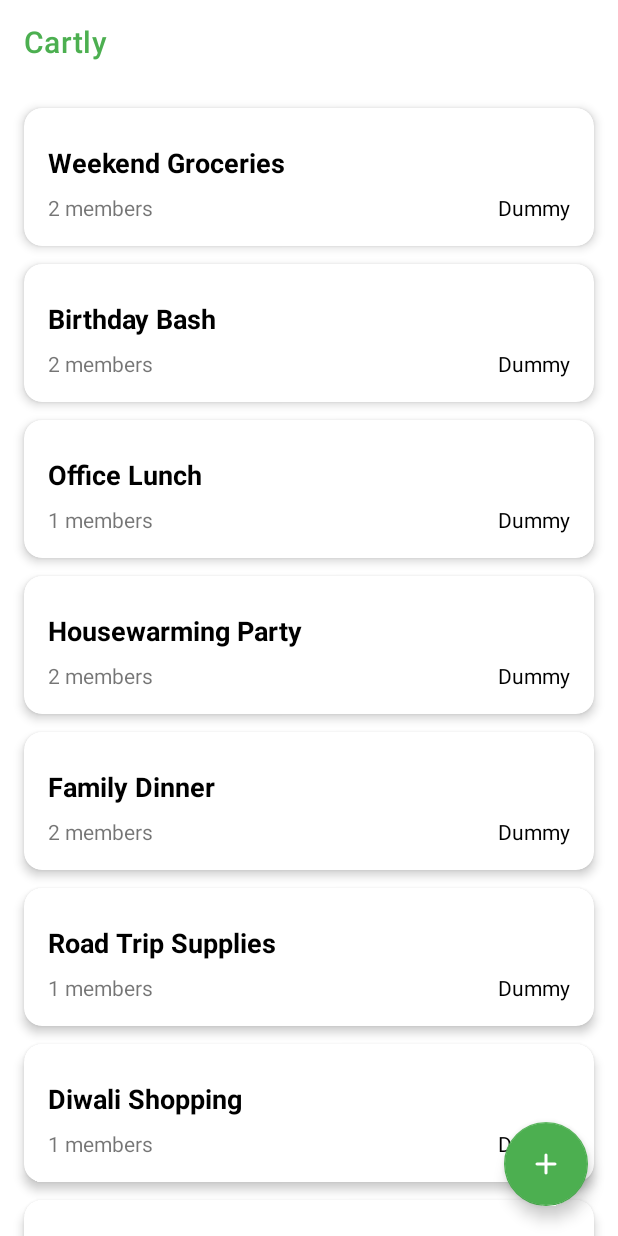
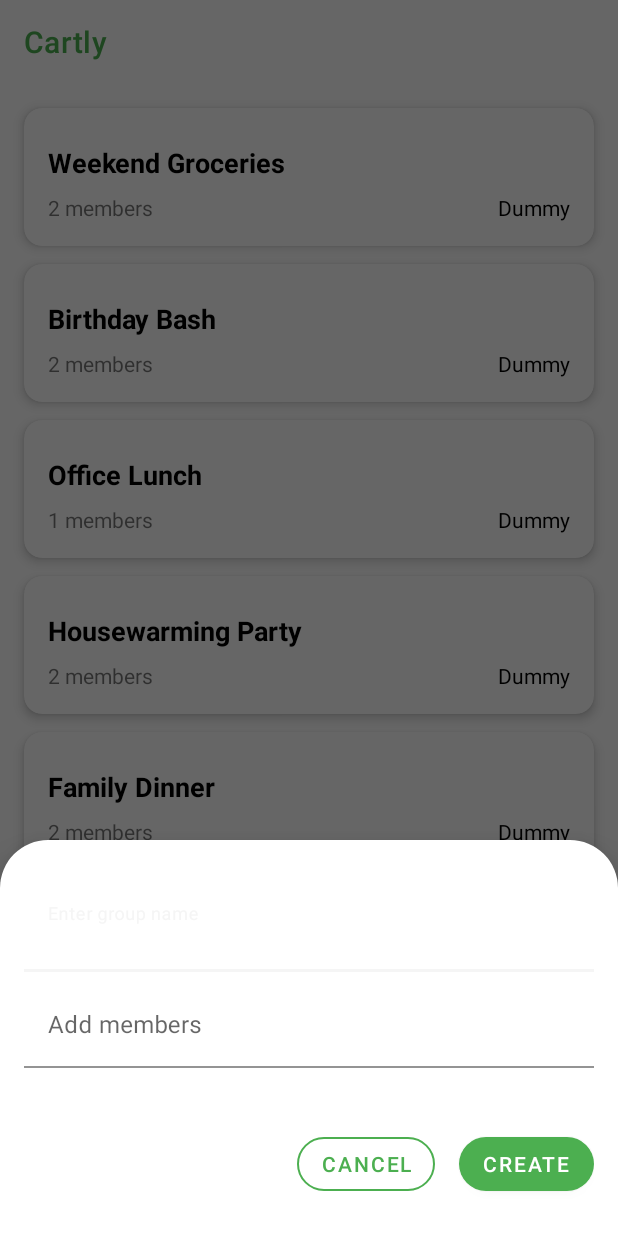
Before and after one commit to Priyanshu-git/Cartly-Android, an Android app: the screen it shows after launch (MainActivity), after a tap on "Add Group", on a phone screen of 412 x 824 dp. Run offline under Robolectric (Android 15) with nearby library versions, the phone set to English and light mode, and no system bars; our stand-ins replace Dagger/Hilt's generated code, Timber, data binding.

Commit message:
feat: Implement "Create Group" bottom sheet with email chip input
This commit introduces a "Create Group" feature, accessible via a new bottom sheet dialog. Users can input a group name and add members by typing their email addresses, which are then displayed as chips.

**Key changes:**

- **`NewGroupBottomSheet.kt`:**
    - New `BottomSheetDialogFragment` to handle group creation.
    - Input fields for group name and member emails.
    - Member emails are converted into chips (`MemberChipView`) upon entry (Enter, Space, or Comma).
    - Validates for empty group name, no members, invalid email format, and duplicate emails.
    - Calls an `onCreateGroup` lambda with the group name and member list upon successful creation.
    - Styled with `CustomBottomSheetDialogTheme` for rounded top corners.
- **`MemberChipView.kt`:**
    - New custom `Chip` view to display member emails.
    - Includes a close icon to remove members.
    - Customizable chip background, text, and close icon colors.
- **`GroupsListFragment.kt`:**
    - The "Add Group" FAB (`fabAddGroup`) now launches the `NewGroupBottomSheet`.

- **Resources:**
    - **Dimensions (`dimens.xml`):** New file added with standard spacing, text sizes, icon sizes, and corner radius values.
    - **Colors (`colors.xml`, `colors-night.xml`):**
        - Added new chip colors (background, text, close icon tint) for both light and dark themes.
    - **Drawables (`bottom_sheet_background.xml`):** Added a drawable for the bottom sheet background to achieve rounded top corners.
    - **Themes (`themes.xml`):**
        - Added `Widget.Cartly.Button.Primary` and `Widget.Cartly.Button.Secondary` for consistent button styling.
        - Added `CustomBottomSheetDialogTheme` and `CustomBottomSheetStyle` to style the bottom sheet.
- **Navigation (`navigation_main.xml`):**
    - Added `tools:layout` attributes to fragment definitions for better design-time visualization.

```diff
--- a/app/src/main/java/com/nexxlabs/cartly/main/dashboard/ui/GroupsListFragment.kt
+++ b/app/src/main/java/com/nexxlabs/cartly/main/dashboard/ui/GroupsListFragment.kt
@@ -60,7 +60,10 @@ class GroupsListFragment : Fragment() {
 
     private fun setupListeners() {
         binding.fabAddGroup.setOnClickListener {
-            Toast.makeText(requireContext(), "Add Group clicked", Toast.LENGTH_SHORT).show()
+            val bottomSheet = NewGroupBottomSheet { groupName, members ->
+                Toast.makeText(requireContext(), "Group created: $groupName", Toast.LENGTH_SHORT).show()
+            }
+            bottomSheet.show(childFragmentManager, "NewGroupBottomSheet")
         }
 
         binding.newGroupText.setOnClickListener {
@@ -85,17 +88,52 @@ class GroupsListFragment : Fragment() {
     }
 
     private fun mockGroups(): List<Group> = listOf(
-        Group("1", "Weekend Groceries", "2024-07-01", listOf(User("1", "", "John Doe"), User("2", "", "Jane Doe"))),
-        Group("2", "Birthday Bash", "2024-07-05", listOf(User("3", "", "Alice Smith"), User("4", "", "Bob Johnson"))),
+        Group(
+            "1",
+            "Weekend Groceries",
+            "2024-07-01",
+            listOf(User("1", "", "John Doe"), User("2", "", "Jane Doe"))
+        ),
+        Group(
+            "2",
+            "Birthday Bash",
+            "2024-07-05",
+            listOf(User("3", "", "Alice Smith"), User("4", "", "Bob Johnson"))
+        ),
         Group("3", "Office Lunch", "2024-07-07", listOf(User("5", "", "Charlie Brown"))),
-        Group("4", "Housewarming Party", "2024-07-10", listOf(User("6", "", "Diana Prince"), User("1", "", "John Doe"))),
-        Group("5", "Family Dinner", "2024-07-12", listOf(User("7", "", "Bruce Wayne"), User("8", "", "Clark Kent"))),
+        Group(
+            "4",
+            "Housewarming Party",
+            "2024-07-10",
+            listOf(User("6", "", "Diana Prince"), User("1", "", "John Doe"))
+        ),
+        Group(
+            "5",
+            "Family Dinner",
+            "2024-07-12",
+            listOf(User("7", "", "Bruce Wayne"), User("8", "", "Clark Kent"))
+        ),
         Group("6", "Road Trip Supplies", "2024-07-15", listOf(User("9", "", "Peter Parker"))),
         Group("7", "Diwali Shopping", "2024-07-18", listOf(User("10", "", "Natasha Romanoff"))),
         Group("8", "Grocery Split", "2024-07-19", listOf(User("11", "", "Steve Rogers"))),
-        Group("9", "Team Outing", "2024-07-20", listOf(User("12", "", "Tony Stark"), User("13", "", "Pepper Potts"))),
-        Group("10", "Roommates Kitchen List", "2024-07-21", listOf(User("14", "", "Stephen Strange"))),
-        Group("11", "Bachelors Party", "2024-07-22", listOf(User("15", "", "Thor Odinson"), User("16", "", "Loki Laufeyson"))),
+        Group(
+            "9",
+            "Team Outing",
+            "2024-07-20",
+            listOf(User("12", "", "Tony Stark"), User("13", "", "Pepper Potts"))
+        ),
+        Group(
+            "10",
+            "Roommates Kitchen List",
+            "2024-07-21",
+            listOf(User("14", "", "Stephen Strange"))
+        ),
+        Group(
+            "11",
+            "Bachelors Party",
+            "2024-07-22",
+            listOf(User("15", "", "Thor Odinson"), User("16", "", "Loki Laufeyson"))
+        ),
         Group("12", "Christmas Gifts", "2024-07-23", listOf(User("17", "", "Wanda Maximoff"))),
         Group("13", "Trip to Goa", "2024-07-24", listOf(User("18", "", "Scott Lang"))),
         Group("14", "Flat Essentials", "2024-07-25", listOf(User("19", "", "Hope Van Dyne"))),
--- /dev/null
+++ b/app/src/main/java/com/nexxlabs/cartly/main/dashboard/ui/NewGroupBottomSheet.kt
@@ -0,0 +1,114 @@
+
+package com.nexxlabs.cartly.main.dashboard.ui
+
+import android.os.Bundle
+import android.util.Patterns
+import android.view.LayoutInflater
+import android.view.View
+import android.view.ViewGroup
+import android.widget.Toast
+import com.google.android.material.bottomsheet.BottomSheetDialogFragment
+import com.nexxlabs.cartly.R
+import com.nexxlabs.cartly.databinding.DialogCreateGroupBinding
+
+class NewGroupBottomSheet(
+    private val onCreateGroup: (groupName: String, members: List<String>) -> Unit
+) : BottomSheetDialogFragment() {
+
+    private var _binding: DialogCreateGroupBinding? = null
+    private val binding get() = _binding!!
+
+    private val memberEmails = mutableListOf<String>()
+
+    override fun onCreateView(
+        inflater: LayoutInflater,
+        container: ViewGroup?,
+        savedInstanceState: Bundle?
+    ): View {
+        _binding = DialogCreateGroupBinding.inflate(inflater, container, false)
+        return binding.root
+    }
+
+    override fun onViewCreated(view: View, savedInstanceState: Bundle?) {
+        super.onViewCreated(view, savedInstanceState)
+        setupEmailChipHandling()
+        setupButtons()
+    }
+
+    private fun setupEmailChipHandling() {
+        binding.memberEmailEditText.setOnEditorActionListener { _, _, _ ->
+            addEmailFromInput()
+            true
+        }
+
+        binding.memberEmailEditText.setOnKeyListener { _, keyCode, event ->
+            if (event.action == android.view.KeyEvent.ACTION_DOWN &&
+                (keyCode == android.view.KeyEvent.KEYCODE_ENTER ||
+                        keyCode == android.view.KeyEvent.KEYCODE_SPACE ||
+                        keyCode == android.view.KeyEvent.KEYCODE_COMMA)
+            ) {
+                addEmailFromInput()
+                return@setOnKeyListener true
+            }
+            false
+        }
+    }
+
+    private fun addEmailFromInput() {
+        val email = binding.memberEmailEditText.text?.toString()?.trim()?.removeSuffix(",") ?: ""
+        if (email.isNotEmpty() && Patterns.EMAIL_ADDRESS.matcher(email).matches()) {
+            if (!memberEmails.contains(email)) {
+                memberEmails.add(email)
+                addChip(email)
+            } else {
+                Toast.makeText(requireContext(), R.string.duplicate_email, Toast.LENGTH_SHORT).show()
+            }
+        } else if (email.isNotEmpty()) {
+            Toast.makeText(requireContext(), R.string.invalid_email, Toast.LENGTH_SHORT).show()
+        }
+        binding.memberEmailEditText.text?.clear()
+    }
+
+    private fun addChip(email: String) {
+        val chip = MemberChipView(requireContext()).apply {
+            setEmail(email)
+            setChipColors(
+                bg = R.color.chip_background,
+                textColor = R.color.chip_text,
+                closeTint = R.color.chip_close_icon_tint
+            )
+            setOnCloseIconClickListener {
+                binding.emailChipGroup.removeView(this)
+                memberEmails.remove(email)
+            }
+        }
+        binding.emailChipGroup.addView(chip)
+    }
+
+    private fun setupButtons() {
+        binding.btnCancel.setOnClickListener {
+            dismiss()
+        }
+
+        binding.btnCreate.setOnClickListener {
+            val groupName = binding.groupNameEditText.text?.toString()?.trim().orEmpty()
+            if (groupName.isEmpty()) {
+                Toast.makeText(requireContext(), R.string.group_name_required, Toast.LENGTH_SHORT).show()
+                return@setOnClickListener
+            }
+            if (memberEmails.isEmpty()) {
+                Toast.makeText(requireContext(), R.string.no_members_added, Toast.LENGTH_SHORT).show()
+                return@setOnClickListener
+            }
+            onCreateGroup(groupName, memberEmails)
+            dismiss()
+        }
+    }
+
+    override fun getTheme(): Int = R.style.CustomBottomSheetDialogTheme
+
+    override fun onDestroyView() {
+        super.onDestroyView()
+        _binding = null
+    }
+}
--- /dev/null
+++ b/app/src/main/res/drawable/bottom_sheet_background.xml
@@ -0,0 +1,8 @@
+<?xml version="1.0" encoding="utf-8"?>
+<shape xmlns:android="http://schemas.android.com/apk/res/android"
+    android:shape="rectangle" >
+    <solid android:color="@color/colorSurface" />
+    <corners
+        android:topLeftRadius="@dimen/spacing_xl"
+        android:topRightRadius="@dimen/spacing_xl" />
+</shape>
--- /dev/null
+++ b/app/src/main/res/layout/dialog_create_group.xml
@@ -0,0 +1,80 @@
+<?xml version="1.0" encoding="utf-8"?>
+<layout>
+
+    <LinearLayout xmlns:android="http://schemas.android.com/apk/res/android"
+        xmlns:app="http://schemas.android.com/apk/res-auto"
+        android:layout_width="match_parent"
+        android:layout_height="wrap_content"
+        android:orientation="vertical"
+        android:paddingHorizontal="@dimen/spacing_m"
+        android:paddingTop="@dimen/spacing_xl"
+        android:paddingBottom="@dimen/spacing_l">
+
+        <com.google.android.material.textfield.TextInputLayout
+            android:layout_width="match_parent"
+            android:layout_height="wrap_content"
+            android:hint="@string/group_name_hint">
+
+            <com.google.android.material.textfield.TextInputEditText
+                android:id="@+id/groupNameEditText"
+                android:layout_width="match_parent"
+                android:layout_height="wrap_content"
+                android:background="@color/colorSurface"
+                android:textColor="@color/colorOnSurface" />
+        </com.google.android.material.textfield.TextInputLayout>
+
+        <com.google.android.material.textfield.TextInputLayout
+            android:layout_width="match_parent"
+            android:layout_height="wrap_content"
+            android:layout_marginTop="@dimen/spacing_s"
+            android:hint="@string/member_email_hint">
+
+            <com.google.android.material.textfield.TextInputEditText
+                android:id="@+id/memberEmailEditText"
+                android:layout_width="match_parent"
+                android:layout_height="wrap_content"
+                android:background="@color/colorSurface"
+                android:imeOptions="actionDone"
+                android:inputType="textEmailAddress"
+                android:textColor="@color/colorOnSurface"/>
+        </com.google.android.material.textfield.TextInputLayout>
+
+        <com.google.android.material.chip.ChipGroup
+            android:id="@+id/emailChipGroup"
+            android:layout_width="match_parent"
+            android:layout_height="wrap_content"
+            android:layout_marginTop="@dimen/spacing_s"
+            android:background="@color/colorSurface"
+            android:clipToPadding="false"
+            app:chipSpacing="@dimen/spacing_s"
+            app:singleLine="false" />
+
+        <!-- Buttons -->
+        <LinearLayout
+            android:layout_width="match_parent"
+            android:layout_height="wrap_content"
+            android:layout_marginTop="@dimen/spacing_xl"
+            android:gravity="end"
+            android:orientation="horizontal">
+
+            <com.google.android.material.button.MaterialButton
+                android:id="@+id/btnCancel"
+                style="@style/Widget.Cartly.Button.Secondary"
+                android:layout_width="wrap_content"
+                android:layout_height="wrap_content"
+                app:cornerRadius="@dimen/radius_full"
+                android:text="@string/create_group_negative" />
+
+            <com.google.android.material.button.MaterialButton
+                android:id="@+id/btnCreate"
+                style="@style/Widget.Cartly.Button.Primary"
+                android:layout_width="wrap_content"
+                android:layout_height="wrap_content"
+                android:layout_marginStart="@dimen/spacing_m"
+                app:cornerRadius="@dimen/radius_full"
+                android:text="@string/create_group_positive" />
+        </LinearLayout>
+
+
+    </LinearLayout>
+</layout>
--- a/app/src/main/res/navigation/navigation_main.xml
+++ b/app/src/main/res/navigation/navigation_main.xml
@@ -1,12 +1,14 @@
 <?xml version="1.0" encoding="utf-8"?>
 <navigation xmlns:android="http://schemas.android.com/apk/res/android"
     xmlns:app="http://schemas.android.com/apk/res-auto"
+    xmlns:tools="http://schemas.android.com/tools"
     android:id="@+id/navigation_main"
     app:startDestination="@id/groupsList">
 
     <fragment
         android:id="@+id/groupsList"
         android:name="com.nexxlabs.cartly.main.dashboard.ui.GroupsListFragment"
+        tools:layout="@layout/fragment_groups_list"
         android:label="GroupsList">
 
         <action
@@ -17,6 +19,7 @@
     <fragment
         android:id="@+id/groupDetailFragment"
         android:name="com.nexxlabs.cartly.main.groupdetail.ui.GroupDetailFragment"
+        tools:layout="@layout/fragment_group_detail"
         android:label="Group Details">
         <argument
             android:name="groupId"
--- a/app/src/main/res/values-night/colors.xml
+++ b/app/src/main/res/values-night/colors.xml
@@ -24,7 +24,11 @@
     <color name="colorAppBar">#1E1E1E</color>
     <color name="colorIconDefault">#FFFFFF</color>
 
-    <color name="colorErrorSurface">#370B0F</color> <!-- Dark red surface -->
-    <color name="colorOnErrorSurface">#FFCDD2</color> <!-- Soft pink for visibility -->
+    <color name="colorErrorSurface">#370B0F</color>
+    <color name="colorOnErrorSurface">#FFCDD2</color>
+
+    <color name="chip_background">#1B2B28</color>
+    <color name="chip_text">#DAF1DE</color>
+    <color name="chip_close_icon_tint">#8EB69B</color>
 
 </resources>
--- a/app/src/main/res/values/colors.xml
+++ b/app/src/main/res/values/colors.xml
@@ -37,4 +37,9 @@
     <!--    Brand Colors-->
     <color name="colorBlinkitBG">#F8CB46</color>
 
+    <!-- Chip Colors -->
+    <color name="chip_background">#E0F2F1</color>
+    <color name="chip_text">#004D40</color>
+    <color name="chip_close_icon_tint">#00695C</color>
+
 </resources>
--- /dev/null
+++ b/app/src/main/res/values/dimens.xml
@@ -0,0 +1,27 @@
+<?xml version="1.0" encoding="utf-8"?>
+<resources>
+    <!-- Spacing -->
+    <dimen name="spacing_xs">4dp</dimen>
+    <dimen name="spacing_s">8dp</dimen>
+    <dimen name="spacing_m">16dp</dimen>
+    <dimen name="spacing_l">24dp</dimen>
+    <dimen name="spacing_xl">32dp</dimen>
+
+    <!-- Text sizes -->
+    <dimen name="text_body">16sp</dimen>
+    <dimen name="text_caption">12sp</dimen>
+
+    <!-- Icon sizes -->
+    <dimen name="icon_small">24dp</dimen>
+    <dimen name="icon_large">48dp</dimen>
+
+    <!-- ===================== Radius ===================== -->
+    <dimen name="radius_0">0dp</dimen>
+    <dimen name="radius_4">4dp</dimen>
+    <dimen name="radius_8">8dp</dimen>
+    <dimen name="radius_12">12dp</dimen>
+    <dimen name="radius_16">16dp</dimen>
+    <dimen name="radius_24">24dp</dimen>
+    <dimen name="radius_full">999dp</dimen>
+
+</resources>
--- a/app/src/main/res/values/strings.xml
+++ b/app/src/main/res/values/strings.xml
@@ -17,4 +17,23 @@
     <string name="center_dot">\u2022</string>
 
     <string name="blinkit_deeplink_url">https://www.blinkit.com/brand/</string>
+
+
+    <!-- Create Group Popup -->
+    <string name="create_group_title">Create Group</string>
+    <string name="group_name_hint">Enter group name</string>
+    <string name="member_email_hint">Add members</string>
+    <string name="create_group_positive">Create</string>
+    <string name="create_group_negative">Cancel</string>
+
+    <!-- Chip -->
+    <string name="remove_chip_content_desc">Remove member</string>
+
+    <!-- Error / Toast messages -->
+    <string name="group_name_required">Please enter a group name</string>
+    <string name="no_members_added">Please add at least one member</string>
+    <string name="invalid_email">Invalid email address</string>
+    <string name="duplicate_email">Email already added</string>
+
+
 </resources>
--- a/app/src/main/res/values/themes.xml
+++ b/app/src/main/res/values/themes.xml
@@ -26,4 +26,25 @@
         <item name="android:navigationBarColor">@color/colorBackground</item>
         <item name="android:windowLightStatusBar">true</item>
     </style>
+
+    <!-- Primary Button: Filled -->
+    <style name="Widget.Cartly.Button.Primary" parent="Widget.MaterialComponents.Button">
+        <item name="backgroundTint">@color/colorPrimary</item>
+        <item name="android:textColor">@color/colorOnPrimary</item>
+    </style>
+
+    <!-- Secondary Button: Outlined -->
+    <style name="Widget.Cartly.Button.Secondary" parent="Widget.MaterialComponents.Button.OutlinedButton">
+        <item name="strokeColor">@color/colorPrimary</item>
+        <item name="android:textColor">@color/colorPrimary</item>
+    </style>
+
+    <style name="CustomBottomSheetDialogTheme" parent="Theme.Design.Light.BottomSheetDialog">
+        <item name="bottomSheetStyle">@style/CustomBottomSheetStyle</item>
+    </style>
+
+    <style name="CustomBottomSheetStyle" parent="Widget.Design.BottomSheet.Modal">
+        <item name="android:background">@drawable/bottom_sheet_background</item>
+    </style>
+
 </resources>
```
Also changed, not shown: app/src/main/java/com/nexxlabs/cartly/main/dashboard/ui/MemberChipView.kt (added, +46 -0 lines), app/src/main/res/layout/view_member_chip.xml (added, +13 -0 lines).
